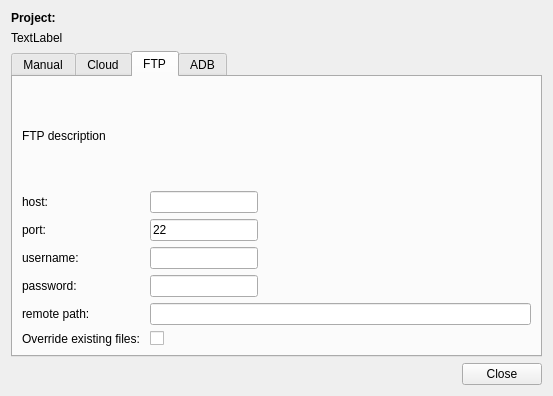
Above: ui/push_dialog_base.ui from opengisch/qfieldsync before the change. Below: the same form after it.
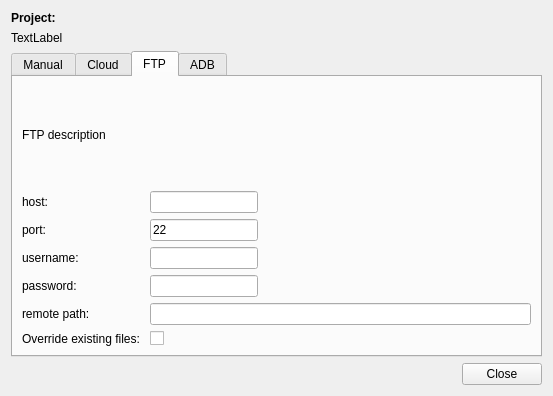
That is the form after the change. The open tabs and pages were chosen to show the change.

Commit message: Using rich text and word wrap consistently

What changed in the file:
```diff
--- a/ui/push_dialog_base.ui
+++ b/ui/push_dialog_base.ui
@@ -136,7 +136,13 @@
        <item>
         <widget class="QLabel" name="label">
          <property name="text">
-          <string>FTP description</string>
+          <string>&lt;html&gt;&lt;head/&gt;&lt;body&gt;&lt;p&gt;FTP description&lt;/p&gt;&lt;/body&gt;&lt;/html&gt;</string>
+         </property>
+         <property name="textFormat">
+          <enum>Qt::RichText</enum>
+         </property>
+         <property name="wordWrap">
+          <bool>true</bool>
          </property>
         </widget>
        </item>
```
Left out of the diff: 16 changed lines with no effect on the pictures. The commit also changes 1 other file.
